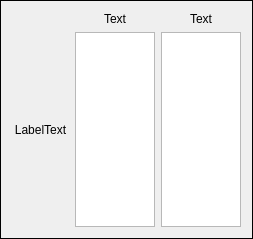
Before: the Qt Designer form twostringlists.ui in igorko/FlareFramework, drawn with Qt 5.
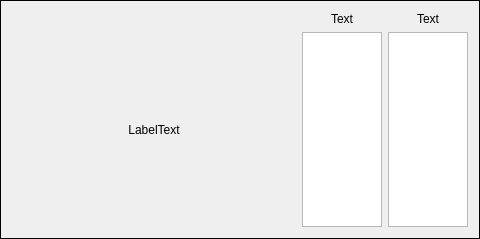
After: the same form once the commit is applied.

What changed in the file:
```diff
--- a/twostringlists.ui
+++ b/twostringlists.ui
@@ -6,10 +6,22 @@
    <rect>
     <x>0</x>
     <y>0</y>
-    <width>253</width>
+    <width>480</width>
     <height>239</height>
    </rect>
   </property>
+  <property name="sizePolicy">
+   <sizepolicy hsizetype="Minimum" vsizetype="Preferred">
+    <horstretch>0</horstretch>
+    <verstretch>0</verstretch>
+   </sizepolicy>
+  </property>
+  <property name="minimumSize">
+   <size>
+    <width>480</width>
+    <height>0</height>
+   </size>
+  </property>
   <property name="windowTitle">
    <string>Frame</string>
   </property>
```
